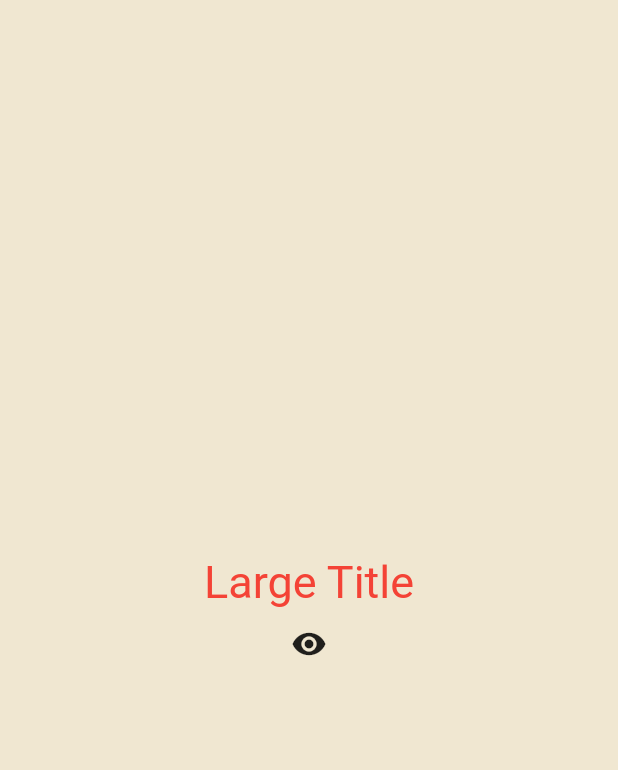
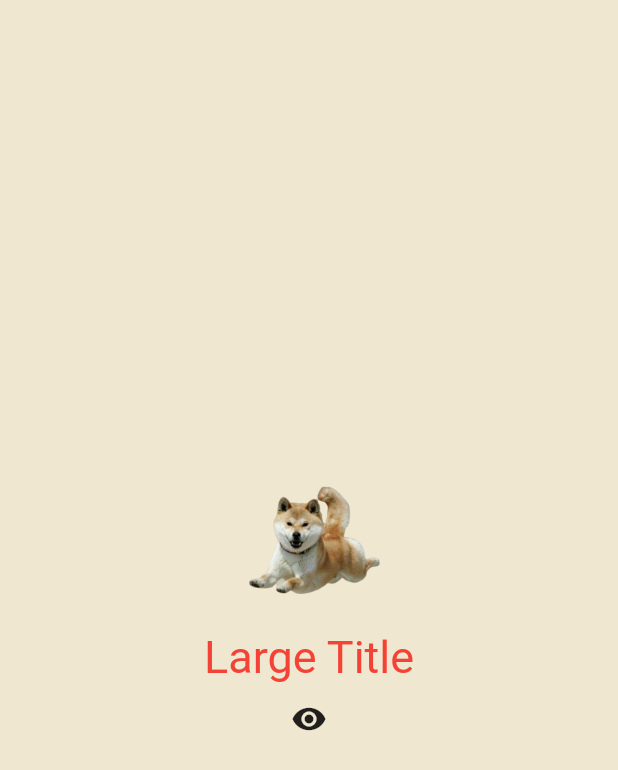
Before and after one commit to lumpenop/flutter_stateful, a Flutter app: the screen it shows after launch, on a phone screen of 412 x 824 dp. Shown: the top 770 px of the screen. Run offline on Flutter 3.47's test engine with Material 2 defaults, Android fonts, the phone set to English and light mode, and no system bars.

```diff
--- a/lib/main.dart
+++ b/lib/main.dart
@@ -36,9 +36,18 @@ class _MyAppState extends State<MyApp> {
             child: Column(
           mainAxisAlignment: MainAxisAlignment.center,
           children: [
+            Container(
+              width: 100,
+              height: 100,
+              decoration: const BoxDecoration(
+                image: DecorationImage(
+                  image: AssetImage('assets/images/siba.png'),
+                ),
+              ),
+            ),
             showTitle ? const LargeTitle() : const Text('nothing'),
             IconButton(
-                onPressed: toggleTitle, icon: const Icon(Icons.remove_red_eye))
+                onPressed: toggleTitle, icon: const Icon(Icons.remove_red_eye)),
           ],
         )),
       ),
--- a/pubspec.yaml
+++ b/pubspec.yaml
@@ -59,6 +59,9 @@ flutter:
   # the material Icons class.
   uses-material-design: true
 
+
+  assets:
+    - assets/images/
   # To add assets to your application, add an assets section, like this:
   # assets:
   #   - images/a_dot_burr.jpeg
```
Also changed, not shown: assets/images/siba.png (added).
